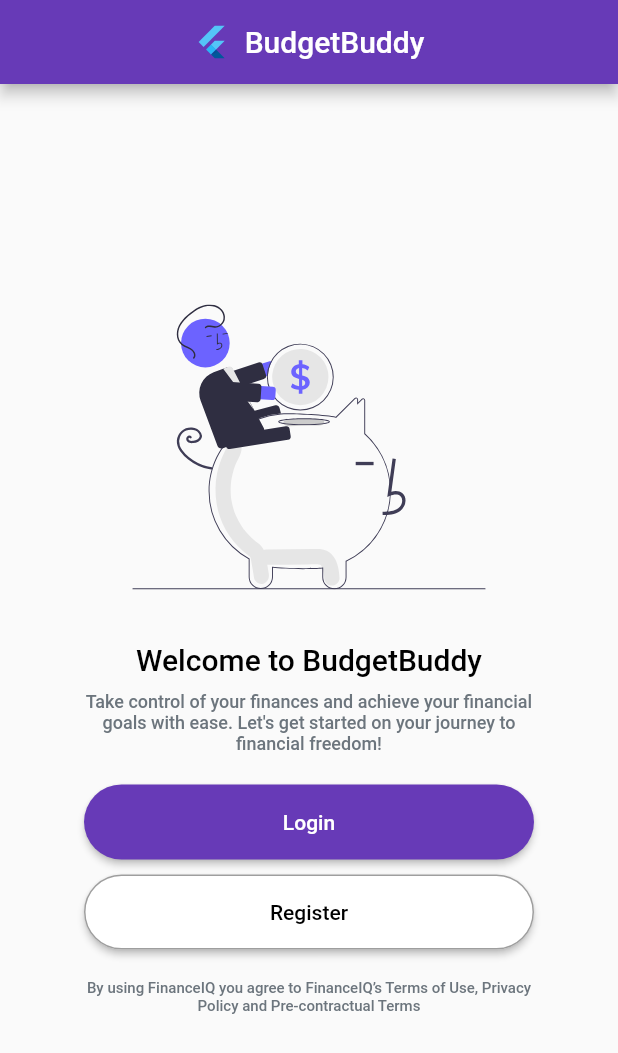
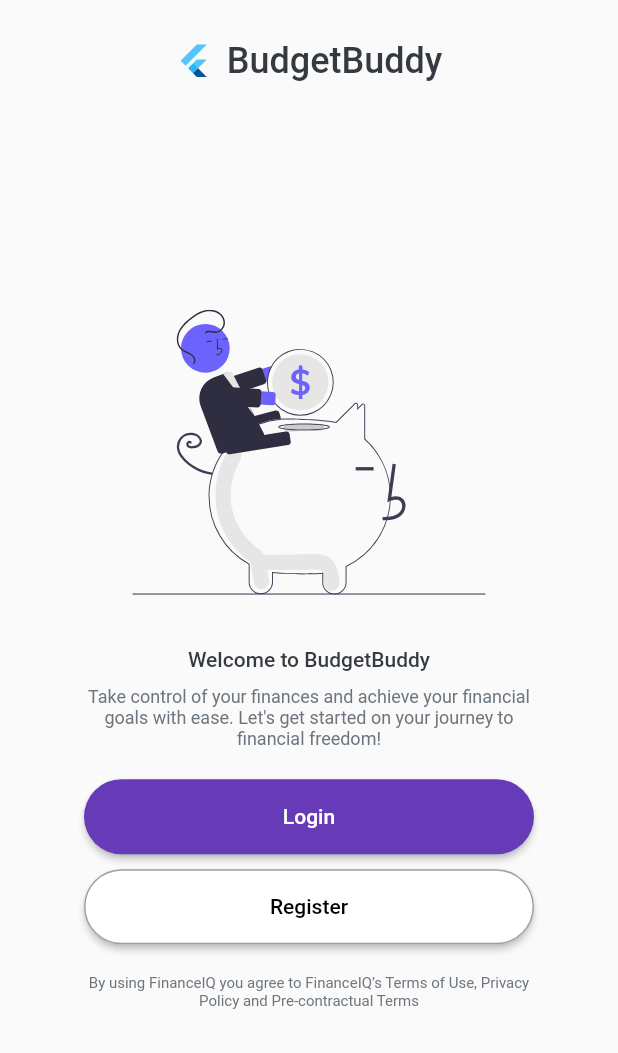
Before and after one commit to ellipseuk/budgetbuddy-frontend, a Flutter app: the screen it shows after launch, on a phone screen of 412 x 824 dp. Shown: the top 1053 px of the screen. Run offline on Flutter 3.47's test engine with Material 3 defaults, Android fonts, the phone set to English and light mode, and no system bars; our stand-ins replace flutter_svg.

Commit message:
Fonts added, theme.dart reworked

```diff
--- a/lib/screens/start_screen/start_screen.dart
+++ b/lib/screens/start_screen/start_screen.dart
@@ -15,14 +15,24 @@
   Widget build(BuildContext context) {
     return Scaffold(
       appBar: AppBar(
-        title: Center(
+        backgroundColor: Colors.grey[50],
+        elevation: 0,
+        title: Padding(
+          padding: const EdgeInsets.only(top: 25),
+          child: Center(
             child: Row(
               mainAxisSize: MainAxisSize.min,
               children: [
                 const FlutterLogo(),
                 const SizedBox(width: 10),
-              Text(widget.title),
+                Text(
+                  widget.title,
+                  style: Theme.of(context).textTheme.titleLarge?.copyWith(
+                    fontSize:24,
+                  ),
+                ),
               ],
+            ),
           ),
         ),
       ),
@@ -36,15 +46,19 @@
               height: 190,
             ),
             const SizedBox(height: 35),
-            Text('Welcome to ${widget.title}'),
+            Text(
+              'Welcome to ${widget.title}',
+              style: Theme.of(context).textTheme.titleLarge?.copyWith(
+                fontSize:14,
+              ),
+            ),
             const SizedBox(height: 10),
-            const SizedBox(
+            SizedBox(
               width: 300,
               child: Text(
               'Take control of your finances and achieve your financial goals with ease. Let\'s get started on your journey to financial freedom!',
-              style: TextStyle(
-                color: Color.fromRGBO(108, 117, 125, 100),
-                fontSize: 12,
+                style: Theme.of(context).textTheme.bodySmall?.copyWith(
+                  fontSize:12,
                 ),
                 textAlign: TextAlign.center,
               ),
@@ -85,13 +99,12 @@
               ),
             ),
             const SizedBox(height: 20),
-            const SizedBox(
+            SizedBox(
               width: 300,
               child: Text(
               'By using FinanceIQ you agree to FinanceIQ’s Terms of Use, Privacy Policy and Pre-contractual Terms',
-              style: TextStyle(
-                color: Color.fromRGBO(108, 117, 125, 100),
-                fontSize: 10,
+                style: Theme.of(context).textTheme.bodySmall?.copyWith(
+                  fontSize:10,
                 ),
               textAlign: TextAlign.center,
             ),
--- a/lib/theme/theme.dart
+++ b/lib/theme/theme.dart
@@ -1,4 +1,6 @@
 import 'package:flutter/material.dart';
+
+const Color primaryColor = Color.fromRGBO(98, 0, 238, 100);
 
 final theme = ThemeData(
   primarySwatch: Colors.deepPurple,
@@ -13,16 +15,14 @@
     ),
   ),
   useMaterial3: false,
-  textTheme: TextTheme(
-    bodyMedium: const TextStyle(
-      color: Colors.black,
-      fontWeight: FontWeight.w500,
-      fontSize: 20,
+  textTheme: const TextTheme(
+    titleLarge: TextStyle(
+      color: Color.fromRGBO(52, 58, 64, 100),
+      fontFamily: 'Roboto',
     ),
-    labelSmall: TextStyle(
-      color: Colors.black.withOpacity(0.6),
-      fontWeight: FontWeight.w700,
-      fontSize: 14,
+    bodySmall: TextStyle(
+      color: Color.fromRGBO(108, 117, 125, 100),
+      fontFamily: 'Roboto',
     ),
   ),
 );
```
Also changed, not shown: pubspec.yaml (+8 -12 lines), assets/fonts/Roboto-Medium.ttf (added), assets/fonts/Roboto-Regular.ttf (added). Lines whose indentation alone changed are shown as unchanged.
